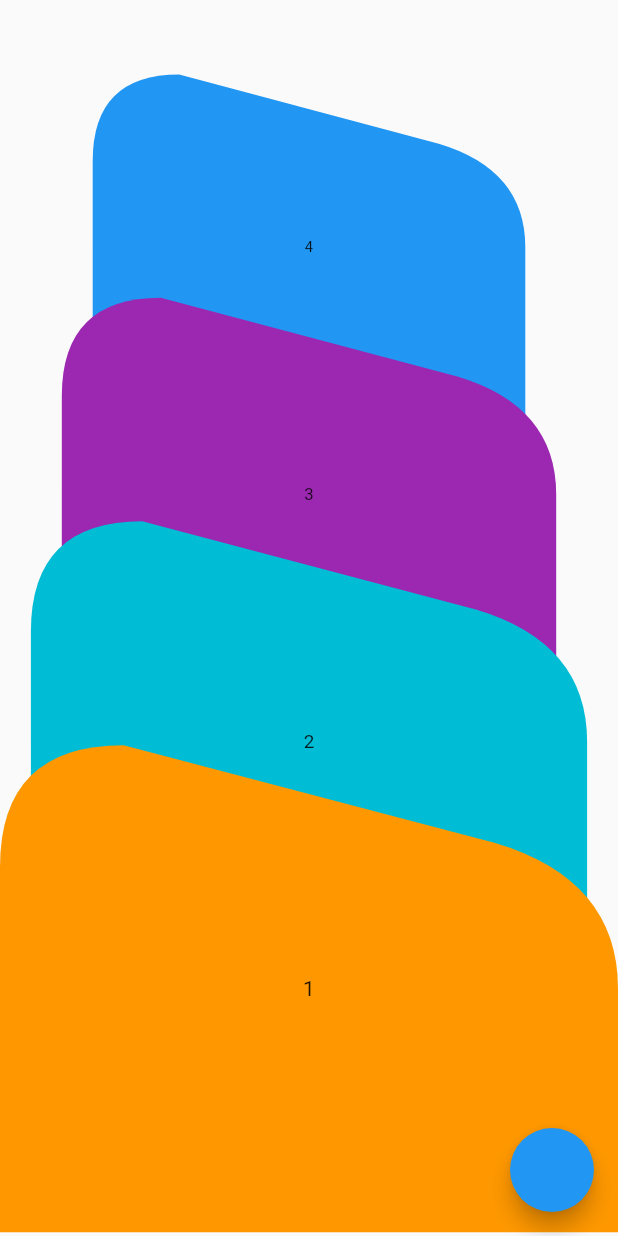
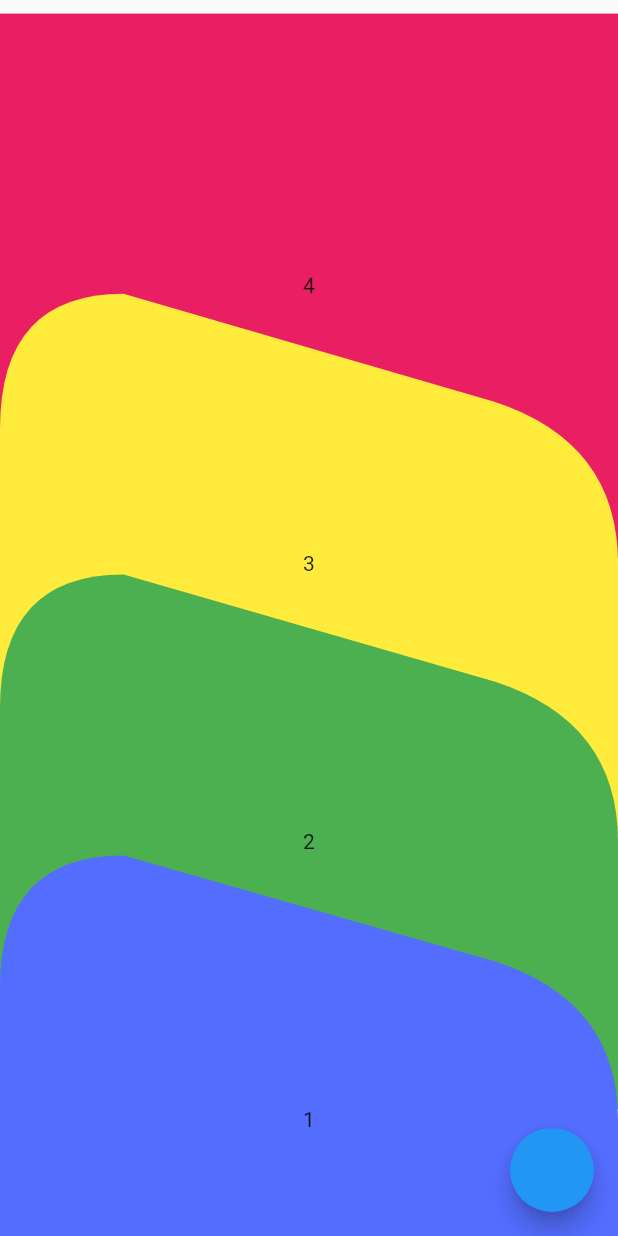
Before and after one commit to wrteam-priyansh/ui_ux, a Flutter app: the MeditationUx screen opened directly, on a phone screen of 412 x 824 dp. Run offline on Flutter 3.47's test engine with Material 2 defaults, Android fonts, the phone set to English and light mode, and no system bars; our stand-ins replace cached_network_image, flutter_bloc, lottie, octo_image; missing offline and left inert: flutter_tex.

Commit message:
added meditation animation

```diff
--- a/lib/ui/screens/meditationUx.dart
+++ b/lib/ui/screens/meditationUx.dart
@@ -10,45 +10,52 @@ class MeditationUx extends StatefulWidget {
 }
 
 class _MeditationUxState extends State<MeditationUx> with TickerProviderStateMixin {
-  late AnimationController animationController = AnimationController(vsync: this, duration: Duration(milliseconds: 1600));
+  late List<AnimationController> animationControllers = [];
   late List<Animation<double>> animations = [];
 
-  List<int> dataList = [4, 3, 2, 1];
+  List<int> dataList = [8, 7, 6, 5, 4, 3, 2, 1]; //
 
-  List<Color> color = [Colors.blue, Colors.purple, Colors.cyan, Colors.orange];
+  List<Color> color = [Colors.blue, Colors.purple, Colors.cyan, Colors.orange, Colors.pink, Colors.yellow, Colors.green, Colors.indigoAccent];
 
-  late int currentSubMenu = 1;
+  late double heightPercentage = 0.45;
 
   @override
   void initState() {
     super.initState();
-    for (var i = 3; i >= 0; i--) {
-      animations.add(Tween<double>(begin: 0.0, end: 1.0).animate(CurvedAnimation(parent: animationController, curve: Interval(i * 0.1, 0.54 + (i * 0.115), curve: Curves.easeInOutSine))));
+    for (var i = 0; i < dataList.length; i++) {
+      animationControllers.add(AnimationController(vsync: this, duration: Duration(milliseconds: 1000)));
+      animations.add(Tween<double>(begin: 0.0, end: 1.0).animate(CurvedAnimation(parent: animationControllers[i], curve: Curves.easeInOutSine)));
     }
   }
 
   @override
   void dispose() {
-    animationController.dispose();
+    animationControllers.forEach((element) {
+      element.dispose();
+    });
     super.dispose();
   }
 
   double _calculateCardTopPosition(int cardIndex) {
-    double topPosition = cardIndex > 3 ? 5.0 : 0.0;
-    if (currentSubMenu == 1) {
-      for (var i = 0; i < cardIndex; i++) {
+    double topPosition;
+
     if (cardIndex > 3) {
-          topPosition = topPosition - MediaQuery.of(context).size.height * (0.20);
+      topPosition = 5.0;
+      for (var i = 4; i < cardIndex; i++) {
+        topPosition = topPosition + MediaQuery.of(context).size.height * (heightPercentage * (0.5));
+      }
     } else {
-          topPosition = topPosition + MediaQuery.of(context).size.height * (0.20);
+      topPosition = -MediaQuery.of(context).size.height * heightPercentage;
+      for (var i = cardIndex; i < 3; i++) {
+        topPosition = topPosition - MediaQuery.of(context).size.height * (heightPercentage * (0.1));
       }
     }
-    }
+
     return topPosition;
   }
 
   double _calculateCardScale(int cardIndex) {
-    double scale = 0.6;
+    double scale = 0.2;
     for (var i = 0; i <= cardIndex; i++) {
       scale = scale + 0.1;
     }
@@ -67,21 +74,15 @@ class _MeditationUxState extends State<MeditationUx> with TickerProviderStateMix
     _calculateCardTopPosition(cardIndex);
 
     return AnimatedBuilder(
-      animation: animationController,
+      animation: animationControllers[cardIndex],
       builder: (context, child) {
         double topPosition = animations[cardIndex]
             .drive(Tween<double>(
               begin: _calculateCardTopPosition(cardIndex),
-              end: MediaQuery.of(context).size.height,
+              end: cardIndex > 3 ? _calculateCardTopPosition(cardIndex + 5) : _calculateCardTopPosition(cardIndex + 4),
             ))
             .value;
 
-        double scale = animations[cardIndex]
-            .drive(Tween<double>(
-              begin: _calculateCardScale(cardIndex),
-              end: 1.0,
-            ))
-            .value;
         double angle = animations[cardIndex]
             .drive(Tween<double>(
               begin: _calculateAngle(cardIndex),
@@ -93,15 +94,21 @@ class _MeditationUxState extends State<MeditationUx> with TickerProviderStateMix
             top: topPosition,
             child: Transform(
               alignment: Alignment.center,
-              transform: Matrix4.identity()
-                ..rotateX((pi / 180) * angle)
-                ..scale(scale),
-              child: CustomPaint(
+              transform: Matrix4.identity()..rotateX((pi / 180) * angle),
+              child: cardIndex == 0 || cardIndex == 4
+                  ? Container(
+                      alignment: Alignment.center,
+                      child: Text("${dataList[cardIndex]}"),
+                      height: MediaQuery.of(context).size.height * heightPercentage,
+                      width: MediaQuery.of(context).size.width,
+                      color: color[cardIndex],
+                    )
+                  : CustomPaint(
                       painter: CardCurve(color[cardIndex]),
                       child: Container(
                         alignment: Alignment.center,
                         child: Text("${dataList[cardIndex]}"),
-                  height: MediaQuery.of(context).size.height * (0.4),
+                        height: MediaQuery.of(context).size.height * heightPercentage,
                         width: MediaQuery.of(context).size.width,
                       ),
                     ),
@@ -113,11 +120,10 @@ class _MeditationUxState extends State<MeditationUx> with TickerProviderStateMix
   @override
   Widget build(BuildContext context) {
     return Scaffold(
-      floatingActionButton: FloatingActionButton(onPressed: () {
-        if (animationController.isCompleted) {
-          animationController.reverse();
-        } else {
-          animationController.forward();
+      floatingActionButton: FloatingActionButton(onPressed: () async {
+        for (var i = dataList.length - 1; i >= 0; i--) {
+          await Future.delayed(Duration(milliseconds: 100));
+          animationControllers[i].forward();
         }
       }),
       body: Stack(
```
Lines whose indentation alone changed are shown as unchanged.
